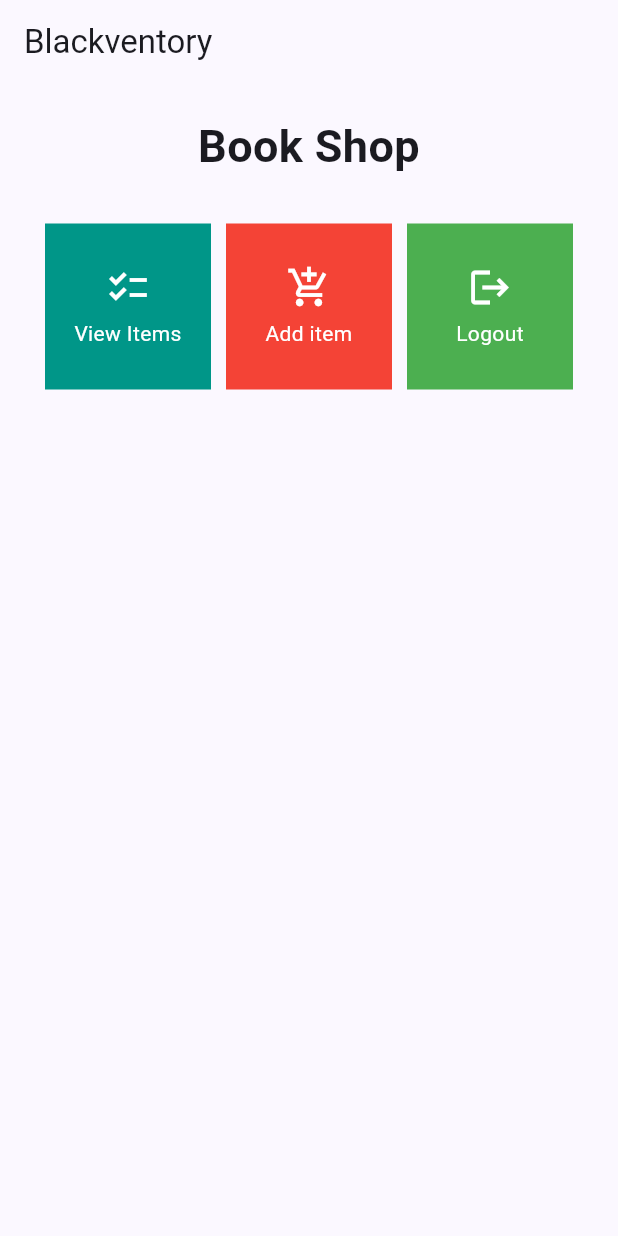
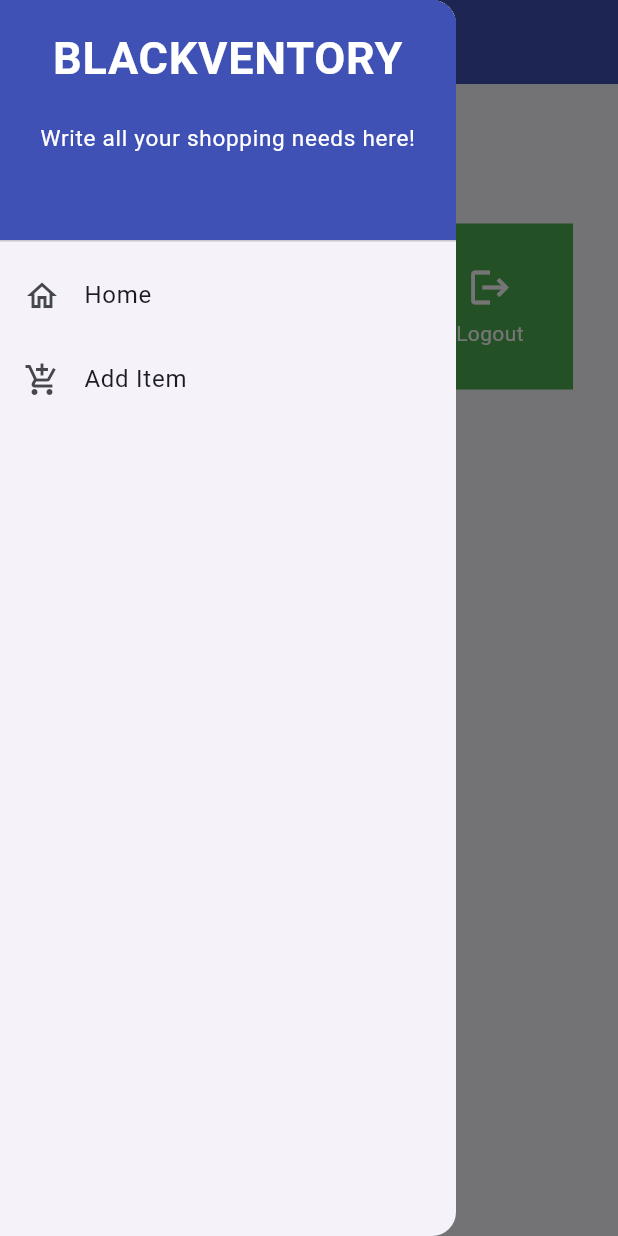
Before and after one commit to ferdinandraja/blackventory, a Flutter app: the screen it shows after launch, with the side drawer open (before the commit the screen has no drawer), on a phone screen of 412 x 824 dp. Run offline on Flutter 3.47's test engine with Material 2 defaults, Android fonts, the light colour scheme and no system bars.

Commit message:
finish assignment 8 without bonus

```diff
--- a/lib/main.dart
+++ b/lib/main.dart
@@ -1,4 +1,4 @@
-import 'package:blackventory/menu.dart';
+import 'package:blackventory/screen/menu.dart';
 import 'package:flutter/material.dart';
 
 void main() {
--- a/lib/menu.dart
+++ /dev/null
@@ -1,103 +0,0 @@
-import 'package:flutter/material.dart';
-
-
-
-class MyHomePage extends StatelessWidget {
-  MyHomePage({Key? key}) : super(key: key);
-
-  final List<ShopItem> items = [
-    ShopItem("View Items", Icons.checklist, Colors.teal),
-    ShopItem("Add item", Icons.add_shopping_cart, Colors.red),
-    ShopItem("Logout", Icons.logout, Colors.green),
-  ];
-
-  @override
-  Widget build(BuildContext context) {
-    return Scaffold(
-      appBar: AppBar(
-        title: const Text('Blackventory'),
-      ),
-      body: SingleChildScrollView(
-        child: Padding(
-          padding: const EdgeInsets.all(10.0),
-          child: Column(
-            children: <Widget>[
-              const Padding(
-                padding: EdgeInsets.only(top: 10.0, bottom: 10.0),
-                child: Text(
-                  'Book Shop',
-                  textAlign: TextAlign.center,
-                  style: TextStyle(
-                    fontSize: 30,
-                    fontWeight: FontWeight.bold,
-                  ),
-                ),
-              ),
-              GridView.count(
-                primary: true,
-                padding: const EdgeInsets.all(20),
-                crossAxisSpacing: 10,
-                mainAxisSpacing: 10,
-                crossAxisCount: 3,
-                shrinkWrap: true,
-                children: items.map((ShopItem item) {
-                  return ShopCard(item);
-                }).toList(),
-              ),
-            ],
-          ),
-        ),
-      ),
-    );
-  }
-}
-
-class ShopItem {
-  final String name;
-  final IconData icon;
-  final Color color;
-
-  ShopItem(this.name, this.icon, this.color);
-}
-
-class ShopCard extends StatelessWidget {
-  final ShopItem item;
-
-  const ShopCard(this.item, {Key? key});
-
-  @override
-  Widget build(BuildContext context) {
-    return Material(
-      color: item.color, // Use the specified color for the button
-      child: InkWell(
-        onTap: () {
-          ScaffoldMessenger.of(context)
-            ..hideCurrentSnackBar()
-            ..showSnackBar(SnackBar(
-                content: Text("You clicked the ${item.name} button!")));
-        },
-        child: Container(
-          padding: const EdgeInsets.all(8),
-          child: Center(
-            child: Column(
-              mainAxisAlignment: MainAxisAlignment.center,
-              children: [
-                Icon(
-                  item.icon,
-                  color: Colors.white,
-                  size: 30.0,
-                ),
-                const Padding(padding: EdgeInsets.all(3)),
-                Text(
-                  item.name,
-                  textAlign: TextAlign.center,
-                  style: const TextStyle(color: Colors.white),
-                ),
-              ],
-            ),
-          ),
-        ),
-      ),
-    );
-  }
-}
--- /dev/null
+++ b/lib/screen/menu.dart
@@ -0,0 +1,73 @@
+import 'package:flutter/material.dart';
+import 'package:blackventory/widgets/left_drawer.dart';
+import 'package:blackventory/screen/shoplist_form.dart';
+import 'package:blackventory/widgets/shop_card.dart';
+class MyHomePage extends StatelessWidget {
+    MyHomePage({Key? key}) : super(key: key);
+    final List<ShopItem> items = [
+    ShopItem("View Items", Icons.checklist, Colors.teal),
+    ShopItem("Add Item", Icons.add_shopping_cart, Colors.red),
+    ShopItem("Logout", Icons.logout, Colors.green),
+];
+  // This widget is the home page of your application. It is stateful, meaning
+  // that it has a State object (defined below) that contains fields that affect
+  // how it looks.
+
+  // This class is the configuration for the state. It holds the values (in this
+  // case the title) provided by the parent (in this case the App widget) and
+  // used by the build method of the State. Fields in a Widget subclass are
+  // always marked "final".
+
+
+      @override
+    Widget build(BuildContext context) {
+  return Scaffold(
+  appBar: AppBar(
+    title: const Text(
+      'BLACKVENTORY',
+    ),
+    backgroundColor: Colors.indigo,
+    foregroundColor: Colors.white,
+  ),
+  // Add drawer as parameter of the Scaffold widget
+  drawer: const LeftDrawer(),
+  body: SingleChildScrollView(
+    // Scrolling wrapper widget
+    child: Padding(
+      padding: const EdgeInsets.all(10.0), // Set padding for the page
+      child: Column(
+        // Widget to display children vertically
+        children: <Widget>[
+          const Padding(
+            padding: EdgeInsets.only(top: 10.0, bottom: 10.0),
+            // Text widget to display text with center alignment and appropriate style
+            child: Text(
+              'RAJA SHOP', // Text indicating the shop name
+              textAlign: TextAlign.center,
+              style: TextStyle(
+                fontSize: 30,
+                fontWeight: FontWeight.bold,
+              ),
+            ),
+          ),
+          // Grid layout
+          GridView.count(
+            // Container for our cards.
+            primary: true,
+            padding: const EdgeInsets.all(20),
+            crossAxisSpacing: 10,
+            mainAxisSpacing: 10,
+            crossAxisCount: 3,
+            shrinkWrap: true,
+            children: items.map((ShopItem item) {
+              // Iteration for each item
+              return ShopCard(item);
+            }).toList(),
+          ),
+        ],
+      ),
+    ),
+  ),
+);
+    }
+}
--- /dev/null
+++ b/lib/widgets/left_drawer.dart
@@ -0,0 +1,74 @@
+import 'package:flutter/material.dart';
+import 'package:blackventory/screen/menu.dart';
+import 'package:blackventory/screen/shoplist_form.dart';
+// TODO: Import the ShopFormPage page here
+class LeftDrawer extends StatelessWidget {
+  const LeftDrawer({super.key});
+
+  @override
+  Widget build(BuildContext context) {
+    return Drawer(
+      child: ListView(
+        children: [
+          const DrawerHeader(
+            decoration: BoxDecoration(
+              color: Colors.indigo,
+),
+            child: Column(
+              children: [
+                Text(
+                  'BLACKVENTORY',
+                  textAlign: TextAlign.center,
+                  style: TextStyle(
+                    fontSize: 30,
+                    fontWeight: FontWeight.bold,
+                    color: Colors.white,
+                  ),
+                ),
+                Padding(padding: EdgeInsets.all(10)),
+                Text("Write all your shopping needs here!",
+                    // TODO: Add a text style with center alignment, font size 15, white color, and regular weight
+                    textAlign: TextAlign.center,
+                  style: TextStyle(
+                    fontSize: 15,
+                    fontWeight: FontWeight.normal,
+                    color: Colors.white,
+                  ),
+                    ),
+    ],
+  ),
+),
+
+          // TODO: routing section
+          ListTile(
+  leading: const Icon(Icons.home_outlined),
+  title: const Text('Home'),
+  // redirect to MyHomePage
+  onTap: () {
+    Navigator.pushReplacement(
+        context,
+        MaterialPageRoute(
+          builder: (context) => MyHomePage(),
+        ));
+  },
+),
+ListTile(
+  leading: const Icon(Icons.add_shopping_cart),
+  title: const Text('Add Item'),
+  // redirect to ShopFormPage
+  onTap: () {
+    /*
+    TODO: Create routing to ShopFormPage here
+    */
+    Navigator.pushReplacement(
+        context,
+        MaterialPageRoute(
+          builder: (context) => const ShopFormPage(),
+        ));
+  },
+),
+        ],
+      ),
+    );
+  }
+}
--- /dev/null
+++ b/lib/widgets/shop_card.dart
@@ -0,0 +1,62 @@
+import 'package:blackventory/screen/shoplist_form.dart';
+import 'package:flutter/material.dart';
+class ShopItem {
+  final String name;
+  final IconData icon;
+  final Color color;
+  ShopItem(this.name, this.icon, this.color);
+}
+class ShopCard extends StatelessWidget {
+  final ShopItem item;
+
+  const ShopCard(this.item, {Key? key}); // Constructor
+
+  @override
+  Widget build(BuildContext context) {
+    return Material(
+      color: item.color,
+      child: InkWell(
+        // Responsive touch area
+        onTap: () {
+    // Show SnackBar when clicked
+    ScaffoldMessenger.of(context)
+      ..hideCurrentSnackBar()
+      ..showSnackBar(SnackBar(
+          content: Text("You pressed the ${item.name} button!")));
+
+    // Navigate to the appropriate route (depending on the button type)
+    if (item.name == "Add Item") {
+      // TODO: Use Navigator.push to navigate to a MaterialPageRoute that encompasses ShopFormPage.
+      Navigator.pushReplacement(
+        context,
+        MaterialPageRoute(
+          builder: (context) => const ShopFormPage(),
+        ));
+    }
+  },
+        child: Container(
+          // Container to hold Icon and Text
+          padding: const EdgeInsets.all(8),
+          child: Center(
+            child: Column(
+              mainAxisAlignment: MainAxisAlignment.center,
+              children: [
+                Icon(
+                  item.icon,
+                  color: Colors.white,
+                  size: 30.0,
+                ),
+                const Padding(padding: EdgeInsets.all(3)),
+                Text(
+                  item.name,
+                  textAlign: TextAlign.center,
+                  style: const TextStyle(color: Colors.white),
+                ),
+              ],
+            ),
+          ),
+        ),
+      ),
+    );
+  }
+}
```
Also changed, not shown: lib/screen/shoplist_form.dart (added, +189 -0 lines), 1 other file.
